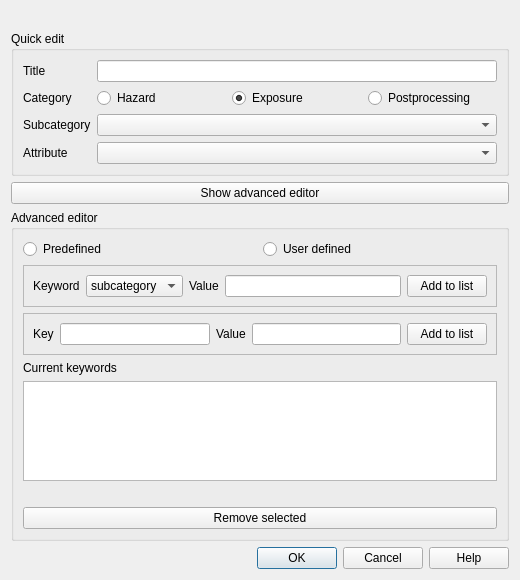
Above: safe_qgis/keywords_dialog_base.ui from inasafe/inasafe before the change. Below: the same form after it.
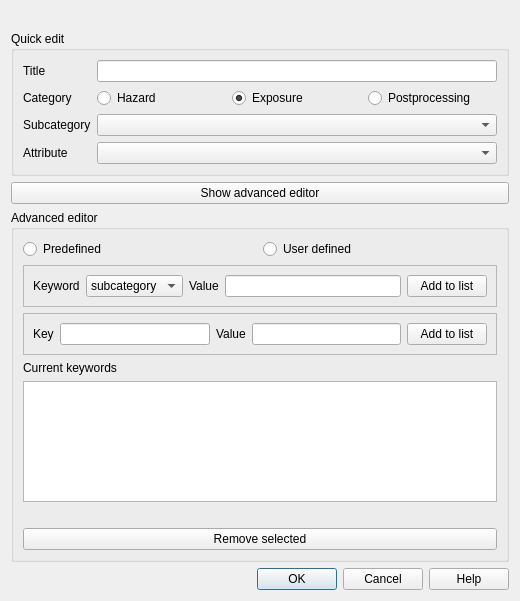
That is the form after the change. Icons and pictures are not drawn.

```diff
--- a/safe_qgis/keywords_dialog_base.ui
+++ b/safe_qgis/keywords_dialog_base.ui
@@ -7,7 +7,7 @@
     <x>0</x>
     <y>0</y>
     <width>520</width>
-    <height>580</height>
+    <height>601</height>
    </rect>
   </property>
   <property name="windowTitle">
```
